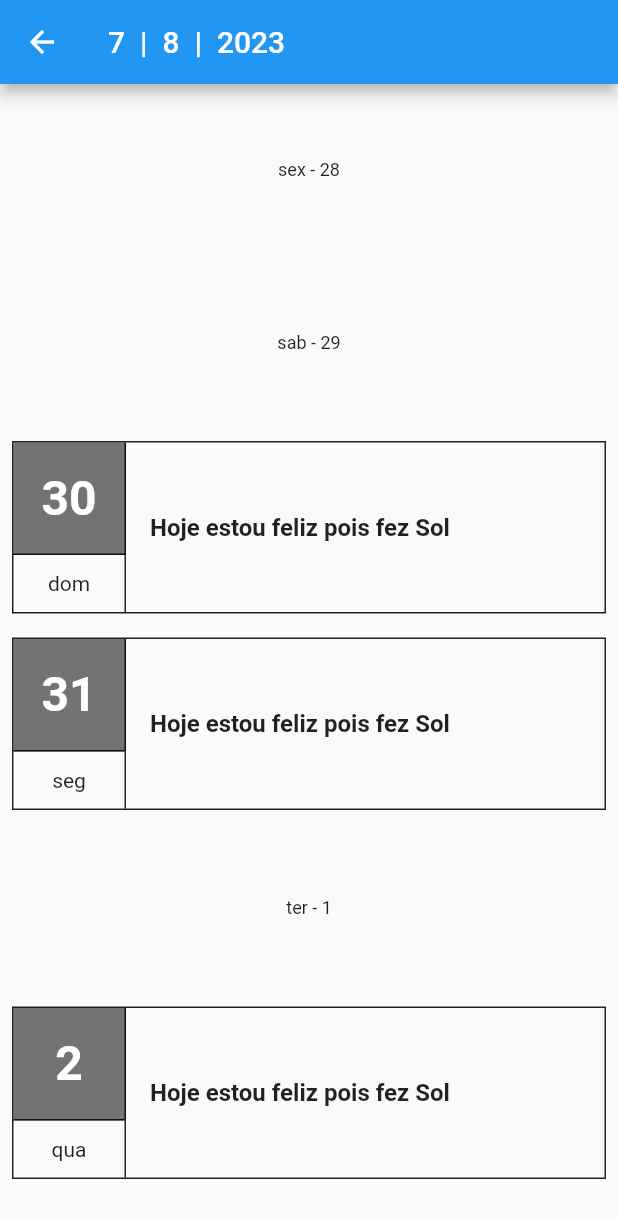
After one commit to nickunger99/flutter, a Flutter app: the HomeScreen screen opened directly, on a phone screen of 412 x 824 dp. The commit adds this screen. Shown: the top 1218 px of the screen. Run offline on Flutter 3.47's test engine with Material 2 defaults, Android fonts, the phone set to English and light mode, and no system bars; our stand-ins replace google_fonts, sqflite; accounts and stored records are empty.

Commit message:
flutter WebApi

```diff
--- a/Alura 1/lib/screens/initial_screen.dart
+++ b/Alura 1/lib/screens/initial_screen.dart
@@ -99,9 +99,7 @@ class _InitialScreenState extends State<InitialScreen> {
               builder: (contextNew) => FormScreen(taskContent: context),
             ),
           ).then((value) => setState(() {
-                if (kDebugMode) {
                   print('Recarregando tela inicial');
-                }
               }));
         },
         child: const Icon(Icons.add),
--- /dev/null
+++ b/flutter_webapi_first_course-main/lib/database/database.dart
@@ -0,0 +1,32 @@
+import 'dart:math';
+
+import 'package:flutter_webapi_first_course/helpers/phrases.dart';
+import 'package:uuid/uuid.dart';
+
+import '../models/journal.dart';
+
+Map<String, Journal> generateRandomDatabase({
+  required int maxGap, // Tamanho máximo da janela de tempo
+  required int amount, // Entradas geradas
+}) {
+  Random rng = Random();
+
+  Map<String, Journal> map = {};
+
+  for (int i = 0; i < amount; i++) {
+    int timeGap = rng.nextInt(maxGap - 1); // Define uma distância do hoje
+    DateTime date = DateTime.now().subtract(
+      Duration(days: timeGap),
+    ); // Gera um dia
+
+    String id = const Uuid().v1();
+
+    map[id] = Journal(
+      id: id,
+      content: getRandomPhrase(),
+      createdAt: date,
+      updatedAt: date,
+    );
+  }
+  return map;
+}
--- /dev/null
+++ b/flutter_webapi_first_course-main/lib/helpers/phrases.dart
@@ -0,0 +1,16 @@
+import 'dart:math';
+
+/// Cria uma frase aleatória
+String getRandomPhrase() {
+  List<String> phrases = [
+    "Hoje estou feliz pois fez Sol",
+    "Não estou tão bem, choveu",
+    "Hoje estudei bastante Flutter!",
+    "Respondi a dúvida de uma pessoa no Fórum da Alura, que legal!",
+    "Entrei na comunidade da Alura no Discord!",
+    "Hoje conversei com uma pessoa que também está estudando Flutter!"
+  ];
+
+  Random rng = Random();
+  return phrases[rng.nextInt(phrases.length - 1)];
+}
--- /dev/null
+++ b/flutter_webapi_first_course-main/lib/helpers/weekday.dart
@@ -0,0 +1,39 @@
+/// Gera dia da semana em português
+class WeekDay {
+  int weekday;
+  late String short;
+  late String long;
+
+  WeekDay(this.weekday) {
+    switch (weekday) {
+      case 7:
+        short = "dom";
+        long = "Domingo";
+        break;
+      case 1:
+        short = "seg";
+        long = "Segunda-Feira";
+        break;
+      case 2:
+        short = "ter";
+        long = "Terça-Feira";
+        break;
+      case 3:
+        short = "qua";
+        long = "Quarta-Feira";
+        break;
+      case 4:
+        short = "qui";
+        long = "Quinta-Feira";
+        break;
+      case 5:
+        short = "sex";
+        long = "Sexta-Feira";
+        break;
+      case 6:
+        short = "sab";
+        long = "Sábado";
+        break;
+    }
+  }
+}
--- /dev/null
+++ b/flutter_webapi_first_course-main/lib/models/journal.dart
@@ -0,0 +1,18 @@
+class Journal {
+  String id;
+  String content;
+  DateTime createdAt;
+  DateTime updatedAt;
+
+  Journal({
+    required this.id,
+    required this.content,
+    required this.createdAt,
+    required this.updatedAt,
+  });
+
+  @override
+  String toString() {
+    return "$content \ncreated_at: $createdAt\nupdated_at:$updatedAt";
+  }
+}
--- /dev/null
+++ b/flutter_webapi_first_course-main/lib/screens/home_screen/home_screen.dart
@@ -0,0 +1,57 @@
+import 'package:flutter/material.dart';
+import 'package:flutter_webapi_first_course/database/database.dart';
+import 'package:flutter_webapi_first_course/screens/home_screen/widgets/home_screen_list.dart';
+
+import '../../models/journal.dart';
+
+class HomeScreen extends StatefulWidget {
+  const HomeScreen({Key? key}) : super(key: key);
+
+  @override
+  State<HomeScreen> createState() => _HomeScreenState();
+}
+
+class _HomeScreenState extends State<HomeScreen> {
+  // O último dia apresentado na lista
+  DateTime currentDay = DateTime.now();
+
+  // Tamanho da lista
+  int windowPage = 10;
+
+  // A base de dados mostrada na lista
+  Map<String, Journal> database = {};
+
+  final ScrollController _listScrollController = ScrollController();
+
+  @override
+  void initState() {
+    refresh();
+    super.initState();
+  }
+
+  @override
+  Widget build(BuildContext context) {
+    return Scaffold(
+      appBar: AppBar(
+        // Título basado no dia atual
+        title: Text(
+          "${currentDay.day}  |  ${currentDay.month}  |  ${currentDay.year}",
+        ),
+      ),
+      body: ListView(
+        controller: _listScrollController,
+        children: generateListJournalCards(
+          windowPage: windowPage,
+          currentDay: currentDay,
+          database: database,
+        ),
+      ),
+    );
+  }
+
+  void refresh() {
+    setState(() {
+      database = generateRandomDatabase(maxGap: windowPage, amount: 3);
+    });
+  }
+}
--- /dev/null
+++ b/flutter_webapi_first_course-main/lib/screens/home_screen/widgets/home_screen_list.dart
@@ -0,0 +1,32 @@
+import '../../../models/journal.dart';
+import 'journal_card.dart';
+
+List<JournalCard> generateListJournalCards(
+    {required int windowPage,
+    required DateTime currentDay,
+    required Map<String, Journal> database}) {
+  // Cria uma lista de Cards vazios
+  List<JournalCard> list = List.generate(
+    windowPage + 1,
+    (index) => JournalCard(
+      showedDate: currentDay.subtract(Duration(days: (windowPage) - index)),
+    ),
+  );
+
+  //Preenche os espaços que possuem entradas no banco
+  database.forEach((key, value) {
+    if (value.createdAt
+        .isAfter(currentDay.subtract(Duration(days: windowPage)))) {
+      int difference = value.createdAt
+          .difference(currentDay.subtract(Duration(days: windowPage)))
+          .inDays
+          .abs();
+
+      list[difference] = JournalCard(
+        showedDate: list[difference].showedDate,
+        journal: value,
+      );
+    }
+  });
+  return list;
+}
--- /dev/null
+++ b/flutter_webapi_first_course-main/lib/screens/home_screen/widgets/journal_card.dart
@@ -0,0 +1,95 @@
+import 'package:flutter/material.dart';
+import 'package:flutter_webapi_first_course/helpers/weekday.dart';
+import 'package:flutter_webapi_first_course/models/journal.dart';
+
+class JournalCard extends StatelessWidget {
+  final Journal? journal;
+  final DateTime showedDate;
+  const JournalCard({Key? key, this.journal, required this.showedDate})
+      : super(key: key);
+
+  @override
+  Widget build(BuildContext context) {
+    if (journal != null) {
+      return InkWell(
+        onTap: () {},
+        child: Container(
+          height: 115,
+          margin: const EdgeInsets.all(8),
+          decoration: BoxDecoration(
+            border: Border.all(
+              color: Colors.black87,
+            ),
+          ),
+          child: Row(
+            children: [
+              Column(
+                children: [
+                  Container(
+                    height: 75,
+                    width: 75,
+                    alignment: Alignment.center,
+                    decoration: const BoxDecoration(
+                      color: Colors.black54,
+                      border: Border(
+                          right: BorderSide(color: Colors.black87),
+                          bottom: BorderSide(color: Colors.black87)),
+                    ),
+                    padding: const EdgeInsets.all(16),
+                    child: Text(
+                      journal!.createdAt.day.toString(),
+                      style: const TextStyle(
+                          fontSize: 32,
+                          color: Colors.white,
+                          fontWeight: FontWeight.bold),
+                    ),
+                  ),
+                  Container(
+                    height: 38,
+                    width: 75,
+                    alignment: Alignment.center,
+                    decoration: const BoxDecoration(
+                      border: Border(
+                        right: BorderSide(color: Colors.black87),
+                      ),
+                    ),
+                    padding: const EdgeInsets.all(8),
+                    child: Text(WeekDay(journal!.createdAt.weekday).short),
+                  ),
+                ],
+              ),
+              Expanded(
+                child: Container(
+                  padding: const EdgeInsets.all(16),
+                  alignment: Alignment.centerLeft,
+                  child: Text(
+                    journal!.content,
+                    style: const TextStyle(
+                      fontSize: 16,
+                      fontWeight: FontWeight.bold,
+                    ),
+                    overflow: TextOverflow.ellipsis,
+                    maxLines: 3,
+                  ),
+                ),
+              ),
+            ],
+          ),
+        ),
+      );
+    } else {
+      return InkWell(
+        onTap: () {},
+        child: Container(
+          height: 115,
+          alignment: Alignment.center,
+          child: Text(
+            "${WeekDay(showedDate.weekday).short} - ${showedDate.day}",
+            style: const TextStyle(fontSize: 12),
+            textAlign: TextAlign.center,
+          ),
+        ),
+      );
+    }
+  }
+}
```
Also changed, not shown: flutter_webapi_first_course-main/analysis_options.yaml (added, +29 -0 lines), flutter_webapi_first_course-main/lib/main.dart (added, +33 -0 lines), flutter_webapi_first_course-main/pubspec.yaml (added, +27 -0 lines), flutter_webapi_first_course-main/gif01.gif (added), flutter_webapi_first_course-main/pubspec.lock (added), flutter_webapi_first_course-main/thumbnail01.png (added), 122 other files.
